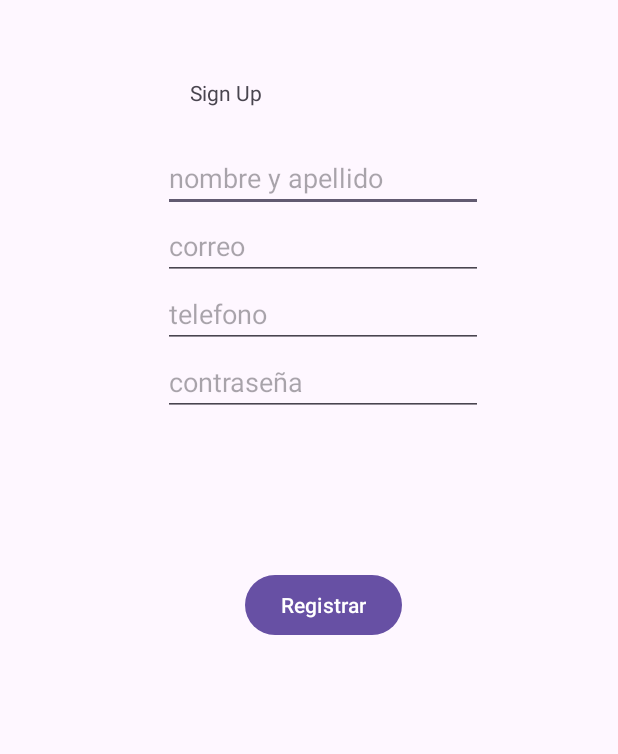
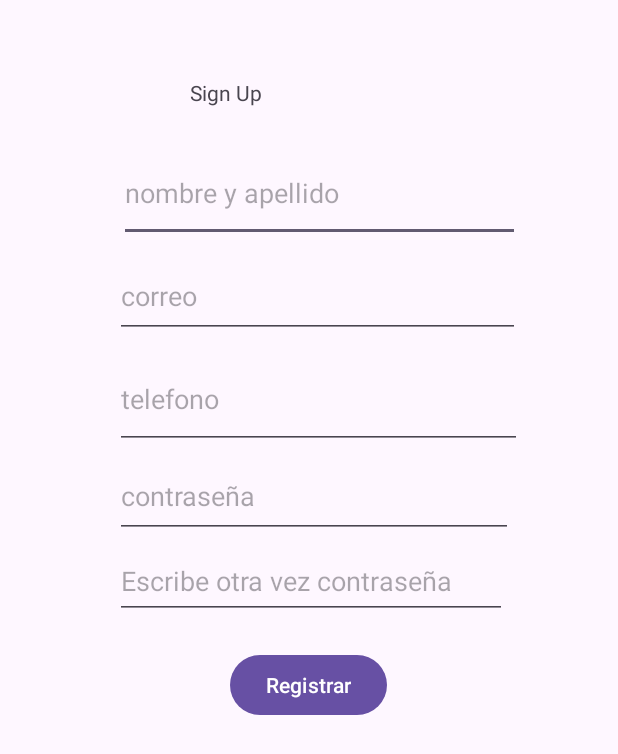
Before and after one commit to JGasBul/CleanBajoqueta-Cliente, an Android app: the SignUp screen opened directly, with no data from a screen before it, after a tap on "Registrar", on a phone screen of 412 x 824 dp. Shown: the top 754 px of the screen. Run offline under Robolectric (Android 15) with nearby library versions, the phone set to English and light mode, and no system bars; libraries missing offline, so code that uses them is left out: com.androidnetworking, com.androidnetworking.common, com.androidnetworking.error, com.androidnetworking.interfaces.

Commit message:
añadido campo de verificar contraseña
Ahora si los dos campos de la contraseña no son iguales, no se puede registrar

```diff
--- a/android/app/src/main/java/com/example/sprint_0_android/SignUp.java
+++ b/android/app/src/main/java/com/example/sprint_0_android/SignUp.java
@@ -29,6 +29,7 @@ public class SignUp extends AppCompatActivity {
     private EditText correo;
     private EditText telefono;
     private EditText contrasenia;
+    private EditText contraseniaVer;
     @Override
     protected void onCreate(Bundle savedInstanceState) {
         super.onCreate(savedInstanceState);
@@ -38,6 +39,7 @@ public class SignUp extends AppCompatActivity {
         this.correo=(EditText) findViewById(R.id.inputCorreo);
         this.telefono=(EditText) findViewById(R.id.inputTelefono);
         this.contrasenia=(EditText) findViewById(R.id.inputContrasenia);
+        this.contraseniaVer=(EditText) findViewById(R.id.inputContraseniaVer);
 
     }
     public void boton_registrar(View v){
@@ -47,7 +49,8 @@ public class SignUp extends AppCompatActivity {
         //Objecto JSON para enviar
         JSONObject postData = new JSONObject();
 
-        byte[] datosCifrados;
+        String textContrasenia = contrasenia.getText().toString();
+        String textContraseniaVer = contraseniaVer.getText().toString();
 
         //Comprobacion si algún campo esta nulo
         if (nombreApellido.getText().toString().isEmpty()
@@ -57,11 +60,14 @@ public class SignUp extends AppCompatActivity {
         {
             //Si algun campo esta nulo, un mensaje de error
             Toast.makeText(getApplicationContext(), "Campo nulo", Toast.LENGTH_SHORT).show();
-        }else if (correo.getText().toString().contains("@")==false)
+        }else if (!correo.getText().toString().contains("@"))
         {
             //Si el correo no lleva "@"
             Toast.makeText(getApplicationContext(), "El formato de correo es incorrecto", Toast.LENGTH_SHORT).show();
-        }else {
+        }else if (!textContrasenia.equals(textContraseniaVer)){
+            //Si dos campo de contraseña no son las mismas
+            Toast.makeText(getApplicationContext(), "La contraseña no son mismas", Toast.LENGTH_SHORT).show();
+        } else {
             try {
 
                 CifrarDescifrarAES cifrador = new CifrarDescifrarAES(contrasenia.getText().toString());
--- a/android/app/src/main/res/layout/activity_signup.xml
+++ b/android/app/src/main/res/layout/activity_signup.xml
@@ -18,8 +18,8 @@
 
     <EditText
         android:id="@+id/inputNombreApellido"
-        android:layout_width="wrap_content"
-        android:layout_height="wrap_content"
+        android:layout_width="267dp"
+        android:layout_height="65dp"
         android:ems="10"
         android:hint="nombre y apellido"
         android:inputType="text"
@@ -30,31 +30,35 @@
 
     <EditText
         android:id="@+id/inputCorreo"
-        android:layout_width="wrap_content"
-        android:layout_height="wrap_content"
+        android:layout_width="270dp"
+        android:layout_height="56dp"
+        android:layout_marginTop="8dp"
         android:ems="10"
         android:hint="correo"
         android:inputType="textEmailAddress"
         app:layout_constraintEnd_toEndOf="@+id/inputNombreApellido"
-        app:layout_constraintHorizontal_bias="0.0"
+        app:layout_constraintHorizontal_bias="1.0"
         app:layout_constraintStart_toStartOf="@+id/inputNombreApellido"
         app:layout_constraintTop_toBottomOf="@+id/inputNombreApellido" />
 
     <EditText
         android:id="@+id/inputTelefono"
-        android:layout_width="wrap_content"
-        android:layout_height="wrap_content"
+        android:layout_width="271dp"
+        android:layout_height="66dp"
+        android:layout_marginTop="8dp"
         android:ems="10"
         android:hint="telefono"
         android:inputType="phone"
         app:layout_constraintEnd_toEndOf="@+id/inputCorreo"
+        app:layout_constraintHorizontal_bias="0.0"
         app:layout_constraintStart_toStartOf="@+id/inputCorreo"
         app:layout_constraintTop_toBottomOf="@+id/inputCorreo" />
 
     <EditText
         android:id="@+id/inputContrasenia"
-        android:layout_width="wrap_content"
-        android:layout_height="wrap_content"
+        android:layout_width="265dp"
+        android:layout_height="55dp"
+        android:layout_marginTop="4dp"
         android:ems="10"
         android:hint="contraseña"
         android:inputType="textPassword"
@@ -62,6 +66,19 @@
         app:layout_constraintHorizontal_bias="0.0"
         app:layout_constraintStart_toStartOf="@+id/inputTelefono"
         app:layout_constraintTop_toBottomOf="@+id/inputTelefono" />
+
+    <EditText
+        android:id="@+id/inputContraseniaVer"
+        android:layout_width="261dp"
+        android:layout_height="50dp"
+        android:layout_marginTop="4dp"
+        android:ems="10"
+        android:hint="Escribe otra vez contraseña"
+        android:inputType="textPassword"
+        app:layout_constraintEnd_toEndOf="@+id/inputTelefono"
+        app:layout_constraintHorizontal_bias="0.0"
+        app:layout_constraintStart_toStartOf="@+id/inputTelefono"
+        app:layout_constraintTop_toBottomOf="@+id/inputContrasenia" />
 
     <Button
         android:id="@+id/buttonSignUp"
@@ -71,8 +88,9 @@
         android:text="Registrar"
         app:layout_constraintBottom_toBottomOf="parent"
         app:layout_constraintEnd_toEndOf="@+id/inputContrasenia"
+        app:layout_constraintHorizontal_bias="0.477"
         app:layout_constraintStart_toStartOf="@+id/inputContrasenia"
-        app:layout_constraintTop_toBottomOf="@+id/inputContrasenia"
-        app:layout_constraintVertical_bias="0.204" />
+        app:layout_constraintTop_toBottomOf="@+id/inputContraseniaVer"
+        app:layout_constraintVertical_bias="0.055" />
 
 </androidx.constraintlayout.widget.ConstraintLayout>
```
